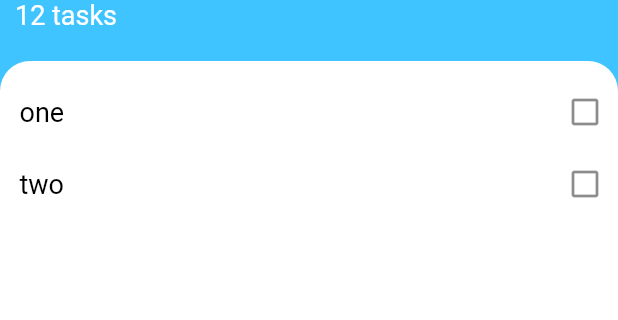
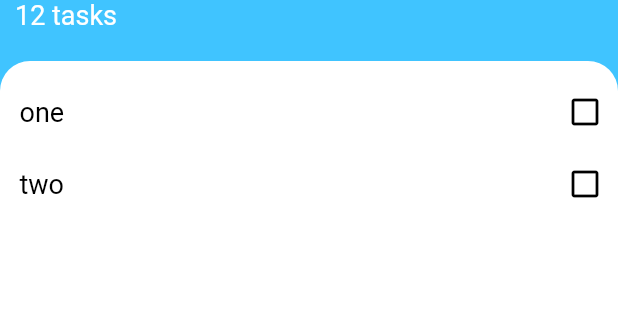
Before and after one commit to siuyin/todosy, a Flutter app: the screen it shows after launch, on a phone screen of 412 x 824 dp, the part 209-529 px from its top. Run offline on Flutter 3.47's test engine with Material 2 defaults, Android fonts, the phone set to English and light mode, and no system bars.

Commit message:
Fixed checkbox color.

```diff
--- a/lib/widgets/todo_list.dart
+++ b/lib/widgets/todo_list.dart
@@ -51,7 +51,10 @@ class _TodoItemState extends State<TodoItem> {
           color: done ? Colors.grey : Colors.black,
         ),
       ),
-      trailing: Icon(done ? Icons.check_box : Icons.check_box_outline_blank),
+      trailing: Icon(
+        done ? Icons.check_box : Icons.check_box_outline_blank,
+        color: done ? Colors.grey : Colors.black,
+      ),
     );
   }
 }
```
